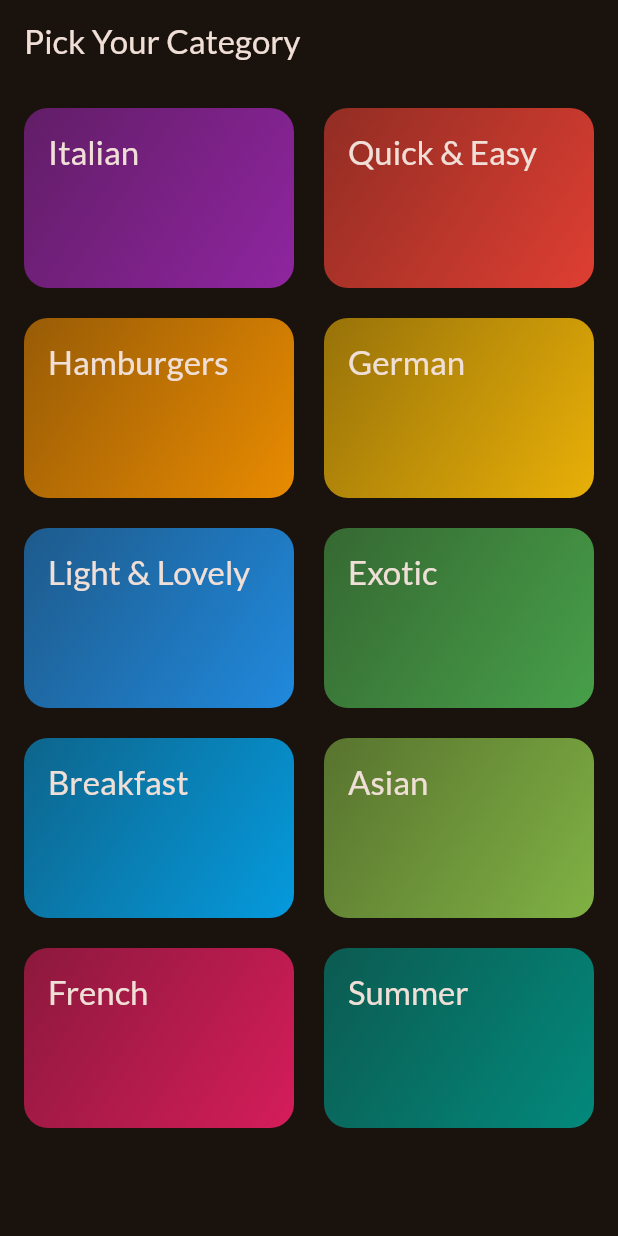
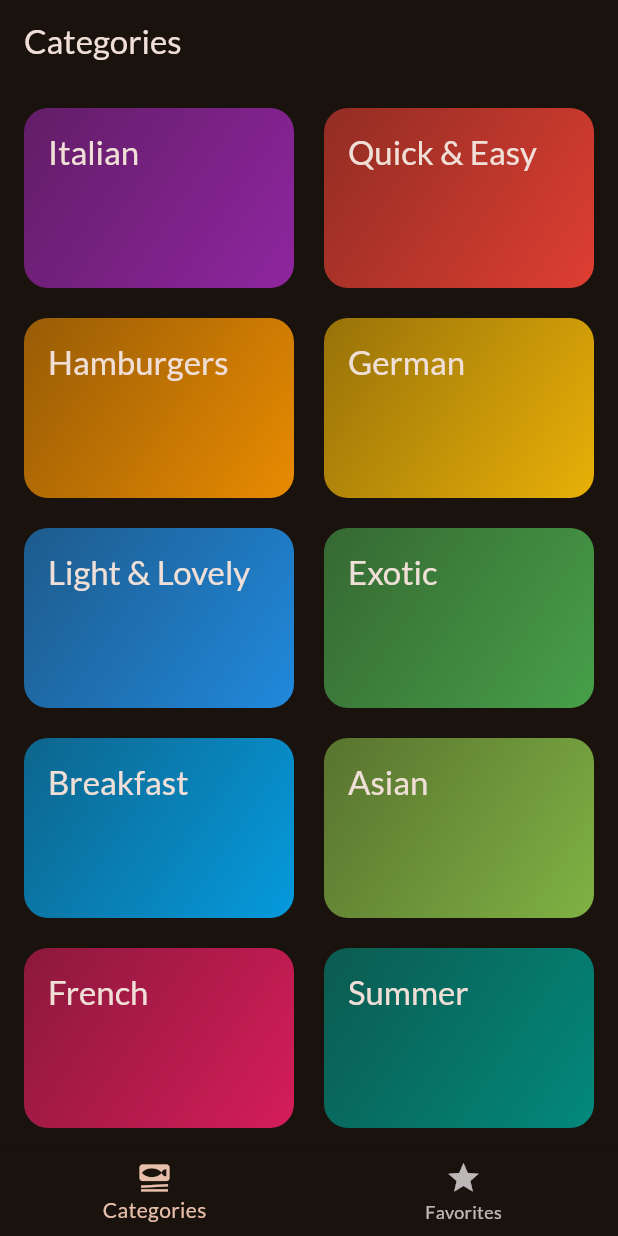
Before and after one commit to Roch10/meals, a Flutter app: the screen it shows after launch, on a phone screen of 412 x 824 dp. Run offline on Flutter 3.47's test engine with Material 2 defaults, Android fonts, the phone set to English and light mode, and no system bars; our stand-ins replace google_fonts, transparent_image.

```diff
--- a/lib/main.dart
+++ b/lib/main.dart
@@ -1,7 +1,7 @@
 import 'package:flutter/material.dart';
 
 import 'package:google_fonts/google_fonts.dart';
-import 'package:meals/screens/categories.dart';
+import 'package:meals/screens/tabs.dart';
 
 final theme = ThemeData(
   useMaterial3: true,
@@ -23,7 +23,7 @@ class App extends StatelessWidget {
   Widget build(BuildContext context) {
     return MaterialApp(
       theme: theme,
-      home: const CategoriesScreen(),
+      home: const TabsScreen(),
     );
   }
 }
--- a/lib/screens/categories.dart
+++ b/lib/screens/categories.dart
@@ -25,11 +25,7 @@ class CategoriesScreen extends StatelessWidget {
 
   @override
   Widget build(BuildContext context) {
-    return Scaffold(
-      appBar: AppBar(
-        title: const Text('Pick Your Category'),
-      ),
-      body: GridView(
+    return GridView(
       padding: const EdgeInsets.all(16),
       gridDelegate: const SliverGridDelegateWithFixedCrossAxisCount(
         crossAxisCount: 2,
@@ -44,7 +40,6 @@ class CategoriesScreen extends StatelessWidget {
             onSelectCategory: () => _selectCategory(context, category),
           )
       ],
-      ),
     );
   }
 }
--- a/lib/screens/meals.dart
+++ b/lib/screens/meals.dart
@@ -6,11 +6,11 @@ import 'package:meals/widgets/meal_item.dart';
 class MealsScreen extends StatelessWidget {
   const MealsScreen({
     super.key,
-    required this.title,
+    this.title,
     required this.meals,
   });
 
-  final String title;
+  final String? title;
   final List<Meal> meals;
 
   void _selectMeal(BuildContext context, Meal meal) {
@@ -58,9 +58,12 @@ class MealsScreen extends StatelessWidget {
         ),
       );
     }
+
+    if (title == null) return content;
+
     return Scaffold(
       appBar: AppBar(
-        title: Text(title),
+        title: Text(title!),
       ),
       body: content,
     );
--- /dev/null
+++ b/lib/screens/tabs.dart
@@ -0,0 +1,55 @@
+import 'package:flutter/material.dart';
+import 'package:meals/data/dummy_data.dart';
+import 'package:meals/screens/categories.dart';
+import 'package:meals/screens/meals.dart';
+
+class TabsScreen extends StatefulWidget {
+  const TabsScreen({super.key});
+
+  @override
+  State<TabsScreen> createState() {
+    return TabScreenState();
+  }
+}
+
+class TabScreenState extends State<TabsScreen> {
+  int selectedPageIndex = 0;
+
+  void _selectPage(index) {
+    setState(() {
+      selectedPageIndex = index;
+    });
+  }
+
+  @override
+  Widget build(BuildContext context) {
+    Widget activePage = const CategoriesScreen();
+    String activePageTitle = 'Categories';
+
+    if (selectedPageIndex == 1) {
+      activePage = const MealsScreen(meals: dummyMeals);
+      activePageTitle = 'Your Favorites';
+    }
+
+    return Scaffold(
+      appBar: AppBar(
+        title: Text(activePageTitle),
+      ),
+      body: activePage,
+      bottomNavigationBar: BottomNavigationBar(
+        onTap: _selectPage,
+        currentIndex: selectedPageIndex,
+        items: const [
+          BottomNavigationBarItem(
+            icon: Icon(Icons.set_meal),
+            label: 'Categories',
+          ),
+          BottomNavigationBarItem(
+            icon: Icon(Icons.star),
+            label: 'Favorites',
+          ),
+        ],
+      ),
+    );
+  }
+}
```
Lines whose indentation alone changed are shown as unchanged.
